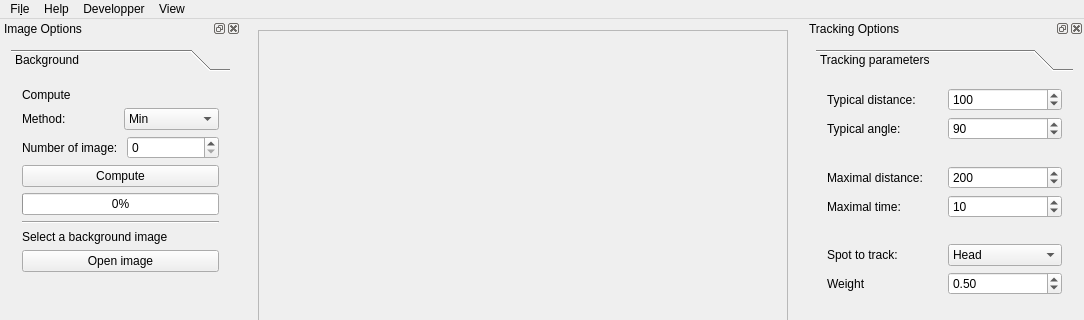
This is src/interactive.ui in FastTrackOrg/FastTrack as Qt 5 draws it before an edit; both pictures show x 0 to 1084 and y 0 to 320 of the 1084 by 966 pixel window. The edited form follows.
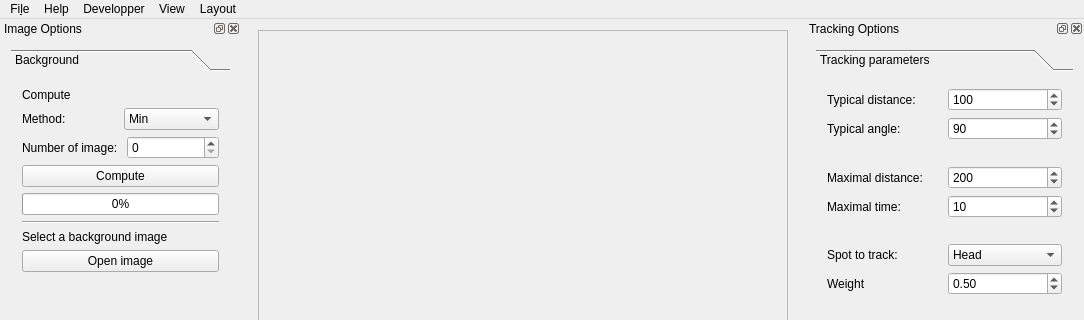
This is the edited form.

Commit message: [feat] interactive: add layout options

Diff of the .ui file:
```diff
--- a/src/interactive.ui
+++ b/src/interactive.ui
@@ -928,10 +928,20 @@
      <string>View</string>
     </property>
    </widget>
+   <widget class="QMenu" name="menuLayout">
+    <property name="title">
+     <string>Layout</string>
+    </property>
+    <addaction name="actionLayout1"/>
+    <addaction name="actionLayout2"/>
+    <addaction name="actionLayout3"/>
+    <addaction name="actionLayout4"/>
+   </widget>
    <addaction name="menuOpen"/>
    <addaction name="menuHelp"/>
    <addaction name="menuDevelopper"/>
    <addaction name="menuView"/>
+   <addaction name="menuLayout"/>
   </widget>
   <widget class="QDockWidget" name="controlOptions">
    <property name="minimumSize">
```
Left out of the diff: 113 changed lines with no effect on the pictures. The commit also changes 1 other file.
